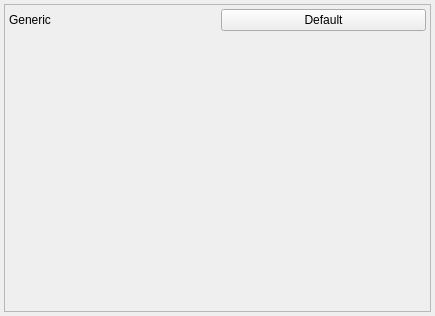
Pit1966/StageRunner, file StageRunner/system/dmx/dmxtypeselectorwidget.ui: the form before one commit.
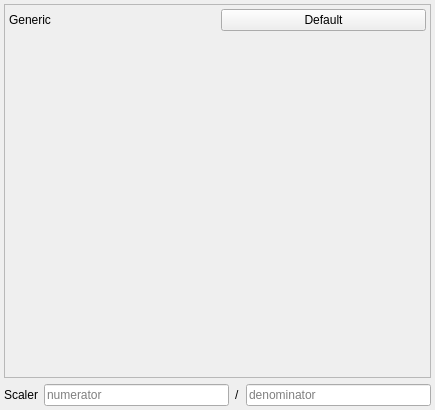
The form after the commit.

Commit message:
Added scaler options to DmxChannel
Fixed gfx glitch while scrolling a mixer group in a scenedesk widget ->
changed paintEvent of MixerChannel

Diff of the .ui file:
```diff
--- a/StageRunner/system/dmx/dmxtypeselectorwidget.ui
+++ b/StageRunner/system/dmx/dmxtypeselectorwidget.ui
@@ -7,7 +7,7 @@
     <x>0</x>
     <y>0</y>
     <width>435</width>
-    <height>316</height>
+    <height>410</height>
    </rect>
   </property>
   <property name="windowTitle">
@@ -37,7 +37,7 @@
         <x>0</x>
         <y>0</y>
         <width>425</width>
-        <height>306</height>
+        <height>364</height>
        </rect>
       </property>
       <layout class="QGridLayout" name="buttonLayout">
@@ -84,6 +84,47 @@
      </widget>
     </widget>
    </item>
+   <item>
+    <layout class="QHBoxLayout" name="scalerLayout">
+     <property name="topMargin">
+      <number>0</number>
+     </property>
+     <item>
+      <widget class="QLabel" name="label">
+       <property name="sizePolicy">
+        <sizepolicy hsizetype="Preferred" vsizetype="Preferred">
+         <horstretch>0</horstretch>
+         <verstretch>0</verstretch>
+        </sizepolicy>
+       </property>
+       <property name="text">
+        <string>Scaler</string>
+       </property>
+      </widget>
+     </item>
+     <item>
+      <widget class="QLineEdit" name="numeratorEdit">
+       <property name="placeholderText">
+        <string>numerator</string>
+       </property>
+      </widget>
+     </item>
+     <item>
+      <widget class="QLabel" name="divLabel">
+       <property name="text">
+        <string>/</string>
+       </property>
+      </widget>
+     </item>
+     <item>
+      <widget class="QLineEdit" name="denominatorEdit">
+       <property name="placeholderText">
+        <string>denominator</string>
+       </property>
+      </widget>
+     </item>
+    </layout>
+   </item>
   </layout>
  </widget>
  <resources/>
```
The commit also changes 12 other files.
